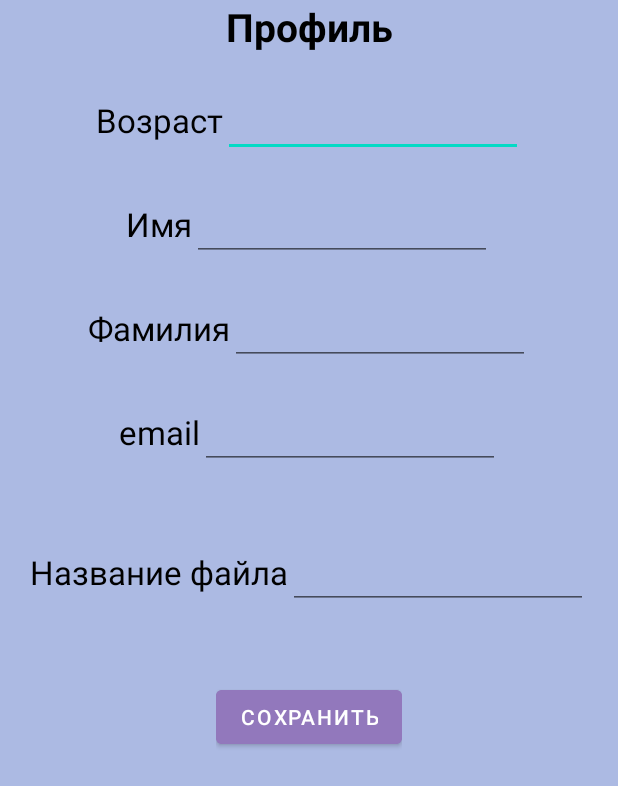
After one commit to RakhmanKichibekov/MireaProject, an Android app: the fragment ProfileFragment shown on its own in the app's theme, on a phone screen of 412 x 824 dp. The commit adds this screen. Shown: the top 786 px of the screen. Run offline under Robolectric (Android 15) with nearby library versions, the phone set to English and light mode, and no system bars.

```diff
--- /dev/null
+++ b/app/src/main/java/ru/mirea/kichibekov/mireaproject_lesson3/ui/profile/ProfileFragment.java
@@ -0,0 +1,136 @@
+package ru.mirea.kichibekov.mireaproject_lesson3.ui.profile;
+
+import android.content.Context;
+import android.os.Bundle;
+
+import androidx.fragment.app.Fragment;
+
+import android.os.Environment;
+import android.util.Log;
+import android.view.LayoutInflater;
+import android.view.View;
+import android.view.ViewGroup;
+import android.widget.Toast;
+
+import java.io.BufferedReader;
+import java.io.File;
+import java.io.FileInputStream;
+import java.io.FileOutputStream;
+import java.io.IOException;
+import java.io.InputStreamReader;
+import java.io.OutputStreamWriter;
+import java.nio.charset.StandardCharsets;
+import java.util.ArrayList;
+import java.util.List;
+
+import ru.mirea.kichibekov.mireaproject_lesson3.R;
+import ru.mirea.kichibekov.mireaproject_lesson3.databinding.FragmentMicrophoneBinding;
+import ru.mirea.kichibekov.mireaproject_lesson3.databinding.FragmentProfileBinding;
+
+public class ProfileFragment extends Fragment {
+
+    private FragmentProfileBinding binding;
+
+    private Context mContext;
+
+
+    public ProfileFragment() {
+        // Required empty public constructor
+    }
+
+    public static ProfileFragment newInstance(String param1, String param2) {
+        ProfileFragment fragment = new ProfileFragment();
+        Bundle args = new Bundle();
+        fragment.setArguments(args);
+        return fragment;
+    }
+
+    @Override
+    public void onCreate(Bundle savedInstanceState) {
+        super.onCreate(savedInstanceState);
+        if (getArguments() != null) {
+        }
+    }
+
+    @Override
+    public View onCreateView(LayoutInflater inflater, ViewGroup container,
+                             Bundle savedInstanceState) {
+        binding = FragmentProfileBinding.inflate(inflater, container, false);
+        mContext = inflater.getContext();
+        binding.saveButton.setOnClickListener(new View.OnClickListener() {
+            @Override
+            public void onClick(View v) {
+                isExternalStorageWritable();
+                writeFileToExternalStorage();
+                Toast.makeText(mContext, "Сохранено", Toast.LENGTH_SHORT).show();
+            }
+        });
+        return binding.getRoot();
+    }
+
+    public boolean isExternalStorageWritable() {
+        String state = Environment.getExternalStorageState();
+        if (Environment.MEDIA_MOUNTED.equals(state)) {
+            return true;
+        }
+        return false;
+    }
+    /* Проверяем внешнее хранилище на доступность чтения */
+    public boolean isExternalStorageReadable() {
+        String state = Environment.getExternalStorageState();
+        if (Environment.MEDIA_MOUNTED.equals(state) ||
+                Environment.MEDIA_MOUNTED_READ_ONLY.equals(state)) {
+            return true;
+        }
+        return false;
+    }
+
+    public void writeFileToExternalStorage() {
+        File path = Environment.getExternalStoragePublicDirectory(Environment.DIRECTORY_DOCUMENTS);
+        String fileName = String.valueOf(binding.nameFile.getText());
+        File file = new File(path, fileName + ".txt");
+        try {
+            FileOutputStream fileOutputStream = new FileOutputStream(file.getAbsoluteFile());
+            OutputStreamWriter output = new OutputStreamWriter(fileOutputStream);
+// Запись строки в файл
+            String age = String.valueOf(binding.EtAge.getText());
+            String name = String.valueOf(binding.EtName.getText());
+            String lastname = String.valueOf(binding.EtLastName.getText());
+            String email = String.valueOf(binding.EtEmail.getText());
+            output.write("Возраст" + age + "\n" +
+                    "Имя" + name + "\n"+
+                    "Фамилия" + lastname + "\n" +
+                    "Email" + email);
+// Закрытие потока записи
+            output.close();
+        } catch (IOException e) {
+            Log.w("ExternalStorage", "Error writing " + file, e);
+        }
+    }
+
+//    public void readFileFromExternalStorage() {
+//        File path = Environment.getExternalStoragePublicDirectory(
+//                Environment.DIRECTORY_DOCUMENTS);
+//        String fileName = String.valueOf(binding.nameFile.getText());
+//        File file = new File(path, fileName + ".txt");
+//        try {
+//            FileInputStream fileInputStream = new FileInputStream(file.getAbsoluteFile());
+//
+//            InputStreamReader inputStreamReader = new InputStreamReader(
+//                    fileInputStream,
+//                    StandardCharsets.UTF_8);
+//
+//            List<String> lines = new ArrayList<String>();
+//            BufferedReader reader = new BufferedReader(inputStreamReader);
+//            String line = reader.readLine();
+//            while (line != null) {
+//                lines.add(line);
+//                line = reader.readLine();
+//            }
+//            Log.w("ExternalStorage", String.format("Read from file %s successful", lines.toString()));
+//            binding.quoteEdit.setText(lines.toString());
+//        } catch (Exception e) {
+//            Log.w("ExternalStorage", String.format("Read from file %s failed", e.getMessage()));
+//        }
+//    }
+}
--- /dev/null
+++ b/app/src/main/res/drawable/baseline_emoji_people_24.xml
@@ -0,0 +1,6 @@
+<vector android:height="24dp" android:tint="#000000"
+    android:viewportHeight="24" android:viewportWidth="24"
+    android:width="24dp" xmlns:android="http://schemas.android.com/apk/res/android">
+    <path android:fillColor="@android:color/white" android:pathData="M12,4m-2,0a2,2 0,1 1,4 0a2,2 0,1 1,-4 0"/>
+    <path android:fillColor="@android:color/white" android:pathData="M15.89,8.11C15.5,7.72 14.83,7 13.53,7c-0.21,0 -1.42,0 -2.54,0C8.24,6.99 6,4.75 6,2H4c0,3.16 2.11,5.84 5,6.71V22h2v-6h2v6h2V10.05L18.95,14l1.41,-1.41L15.89,8.11z"/>
+</vector>
--- a/app/src/main/res/layout/fragment_microphone.xml
+++ b/app/src/main/res/layout/fragment_microphone.xml
@@ -13,6 +13,7 @@
         android:layout_height="wrap_content"
         android:text="Начать запись. No 12, БСБО-03-20"
         android:textStyle="italic"
+        android:backgroundTint="@color/bg2"
         app:layout_constraintBottom_toBottomOf="parent"
         app:layout_constraintTop_toTopOf="parent"
         tools:ignore="MissingConstraints" />
@@ -23,6 +24,7 @@
         android:layout_height="wrap_content"
         android:text="Воспроизвести"
         android:textStyle="italic"
+        android:backgroundTint="@color/bg2"
         app:layout_constraintBottom_toBottomOf="parent"
         app:layout_constraintTop_toBottomOf="@+id/recordButton"
         tools:ignore="MissingConstraints" />
--- /dev/null
+++ b/app/src/main/res/layout/fragment_profile.xml
@@ -0,0 +1,166 @@
+<?xml version="1.0" encoding="utf-8"?>
+<androidx.constraintlayout.widget.ConstraintLayout xmlns:android="http://schemas.android.com/apk/res/android"
+    xmlns:app="http://schemas.android.com/apk/res-auto"
+    xmlns:tools="http://schemas.android.com/tools"
+    android:layout_width="match_parent"
+    android:layout_height="match_parent"
+    android:background="@color/bg"
+    tools:context=".MainActivity">
+
+    <TextView
+        android:id="@+id/textView2"
+        android:layout_width="wrap_content"
+        android:layout_height="wrap_content"
+        android:layout_marginHorizontal="10sp"
+        android:text="Профиль"
+        android:textColor="@color/black"
+        android:textSize="26sp"
+        android:textStyle="bold"
+        app:layout_constraintEnd_toEndOf="parent"
+        app:layout_constraintStart_toStartOf="parent"
+        tools:ignore="MissingConstraints" />
+
+
+    <LinearLayout
+        android:id="@+id/linearLayout"
+        android:layout_width="wrap_content"
+        android:layout_height="wrap_content"
+        android:orientation="horizontal"
+        app:layout_constraintEnd_toEndOf="parent"
+        app:layout_constraintStart_toStartOf="parent"
+        android:layout_marginTop="24dp"
+        app:layout_constraintTop_toBottomOf="@+id/textView2"
+        tools:ignore="MissingConstraints">
+
+        <TextView
+            android:layout_width="wrap_content"
+            android:layout_height="wrap_content"
+            android:text="Возраст"
+            android:textColor="@color/black"
+            android:textSize="22sp"
+            tools:ignore="MissingConstraints" />
+
+        <EditText
+            android:id="@+id/EtAge"
+            android:layout_width="200sp"
+            android:layout_height="wrap_content"
+            android:inputType="number" />
+
+    </LinearLayout>
+
+    <LinearLayout
+        android:id="@+id/linearLayout2"
+        android:layout_width="wrap_content"
+        android:layout_height="wrap_content"
+        android:layout_marginTop="24dp"
+        android:orientation="horizontal"
+        app:layout_constraintEnd_toEndOf="parent"
+        app:layout_constraintStart_toStartOf="parent"
+        app:layout_constraintTop_toBottomOf="@+id/linearLayout">
+
+        <TextView
+            android:layout_width="wrap_content"
+            android:layout_height="wrap_content"
+            android:text="Имя"
+            android:textColor="@color/black"
+            android:textSize="22sp"
+            tools:ignore="MissingConstraints" />
+
+        <EditText
+            android:id="@+id/EtName"
+            android:layout_width="200sp"
+            android:layout_height="wrap_content" />
+    </LinearLayout>
+
+    <LinearLayout
+        android:id="@+id/linearLayout3"
+        android:layout_width="wrap_content"
+        android:layout_height="wrap_content"
+        android:orientation="horizontal"
+        android:layout_marginTop="24dp"
+
+        app:layout_constraintEnd_toEndOf="parent"
+        app:layout_constraintStart_toStartOf="parent"
+        app:layout_constraintTop_toBottomOf="@+id/linearLayout2">
+
+        <TextView
+            android:layout_width="wrap_content"
+            android:layout_height="wrap_content"
+            android:text="Фамилия"
+            android:textColor="@color/black"
+            android:textSize="22sp"
+            tools:ignore="MissingConstraints" />
+
+        <EditText
+            android:id="@+id/EtLastName"
+            android:layout_width="200sp"
+            android:layout_height="wrap_content" />
+    </LinearLayout>
+
+    <LinearLayout
+        android:id="@+id/linearLayout4"
+        android:layout_width="wrap_content"
+        android:layout_height="wrap_content"
+        android:layout_marginTop="24dp"
+        android:orientation="horizontal"
+        app:layout_constraintEnd_toEndOf="parent"
+        app:layout_constraintStart_toStartOf="parent"
+        app:layout_constraintTop_toBottomOf="@+id/linearLayout3">
+
+        <TextView
+            android:layout_width="wrap_content"
+            android:layout_height="wrap_content"
+            android:text="email"
+            android:textColor="@color/black"
+            android:textSize="22sp"
+            tools:ignore="MissingConstraints" />
+
+        <EditText
+            android:id="@+id/EtEmail"
+            android:layout_width="200sp"
+            android:layout_height="wrap_content" />
+    </LinearLayout>
+
+    <LinearLayout
+        android:id="@+id/linearLayout5"
+        android:layout_width="wrap_content"
+        android:layout_height="wrap_content"
+        android:layout_marginTop="48dp"
+        android:orientation="horizontal"
+        app:layout_constraintEnd_toEndOf="parent"
+        app:layout_constraintStart_toStartOf="parent"
+        app:layout_constraintTop_toBottomOf="@+id/linearLayout4">
+
+        <TextView
+            android:layout_width="wrap_content"
+            android:layout_height="wrap_content"
+            android:text="Название файла"
+            android:textColor="@color/black"
+            android:textSize="22sp"
+            tools:ignore="MissingConstraints" />
+
+        <EditText
+            android:id="@+id/nameFile"
+            android:layout_width="200sp"
+            android:layout_height="wrap_content" />
+    </LinearLayout>
+
+    <LinearLayout
+        android:layout_width="wrap_content"
+        android:layout_height="wrap_content"
+        android:layout_marginTop="48dp"
+        android:orientation="horizontal"
+        app:layout_constraintEnd_toEndOf="parent"
+        app:layout_constraintStart_toStartOf="parent"
+        app:layout_constraintTop_toBottomOf="@+id/linearLayout5">
+
+        <Button
+            android:id="@+id/saveButton"
+            android:layout_width="wrap_content"
+            android:layout_height="wrap_content"
+            android:text="Сохранить"
+            android:backgroundTint="@color/bg2"/>
+    </LinearLayout>
+
+
+</androidx.constraintlayout.widget.ConstraintLayout>
--- a/app/src/main/res/menu/activity_main_drawer.xml
+++ b/app/src/main/res/menu/activity_main_drawer.xml
@@ -31,5 +31,10 @@
             android:icon="@drawable/baseline_mic_24"
             android:title="@string/microphone" />
 
+        <item
+            android:id="@+id/nav_profile"
+            android:icon="@drawable/baseline_emoji_people_24"
+            android:title="@string/profile" />
+
     </group>
 </menu>
--- a/app/src/main/res/navigation/mobile_navigation.xml
+++ b/app/src/main/res/navigation/mobile_navigation.xml
@@ -40,4 +40,10 @@
         android:name="ru.mirea.kichibekov.mireaproject_lesson3.ui.microphone.MicrophoneFragment"
         android:label="Microphone"
         tools:layout="@layout/fragment_microphone" />
+
+    <fragment
+        android:id="@+id/nav_profile"
+        android:name="ru.mirea.kichibekov.mireaproject_lesson3.ui.profile.ProfileFragment"
+        android:label="Profile"
+        tools:layout="@layout/fragment_microphone" />
 </navigation>
--- a/app/src/main/res/values/strings.xml
+++ b/app/src/main/res/values/strings.xml
@@ -21,4 +21,5 @@
     <string name="compas">Compas</string>
     <string name="camera">Camera</string>
     <string name="microphone">Microphone</string>
+    <string name="profile">Profile</string>
 </resources>
```
